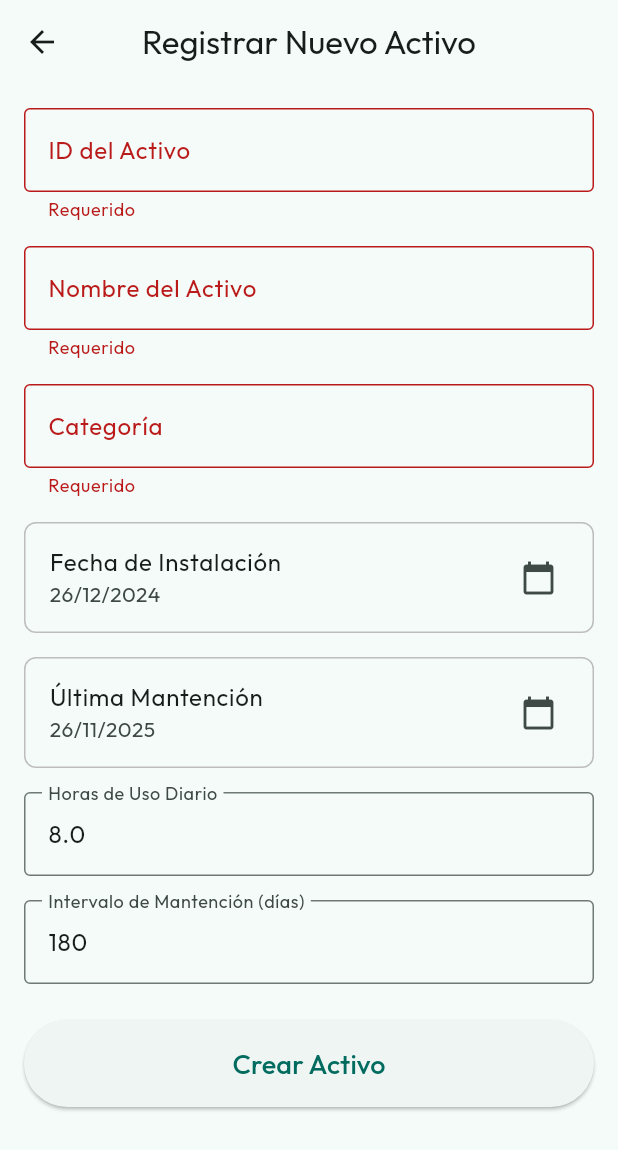
After one commit to kevinrojasing-create/ker-solutions., a Flutter app: the AddAssetScreen screen opened directly, after a tap on "Crear Activo", on a phone screen of 412 x 824 dp. The commit adds this screen. Shown: the top 1150 px of the screen. Run offline on Flutter 3.47's test engine with Material 3 defaults, Android fonts, the light colour scheme and no system bars; our stand-ins replace google_fonts, image_picker; network calls fail.

Commit message:
Add Real Asset Creation: POST /assets + Flutter UI

```diff
--- /dev/null
+++ b/ker_app/lib/screens/add_asset_screen.dart
@@ -0,0 +1,209 @@
+import 'package:flutter/material.dart';
+import 'package:intl/intl.dart';
+import '../services/api.dart';
+
+class AddAssetScreen extends StatefulWidget {
+  const AddAssetScreen({super.key});
+
+  @override
+  State<AddAssetScreen> createState() => _AddAssetScreenState();
+}
+
+class _AddAssetScreenState extends State<AddAssetScreen> {
+  final _formKey = GlobalKey<FormState>();
+  final ApiService _api = ApiService();
+
+  final _idController = TextEditingController();
+  final _nameController = TextEditingController();
+  final _categoryController = TextEditingController();
+  final _usageHoursController = TextEditingController(text: '8.0');
+  final _maintenanceIntervalController = TextEditingController(text: '180');
+
+  DateTime _installDate = DateTime.now().subtract(const Duration(days: 365));
+  DateTime _lastMaintenance = DateTime.now().subtract(const Duration(days: 30));
+
+  bool _isLoading = false;
+
+  Future<void> _selectDate(BuildContext context, bool isInstallDate) async {
+    final DateTime? picked = await showDatePicker(
+      context: context,
+      initialDate: isInstallDate ? _installDate : _lastMaintenance,
+      firstDate: DateTime(2000),
+      lastDate: DateTime.now(),
+    );
+    if (picked != null) {
+      setState(() {
+        if (isInstallDate) {
+          _installDate = picked;
+        } else {
+          _lastMaintenance = picked;
+        }
+      });
+    }
+  }
+
+  Future<void> _submitAsset() async {
+    if (!_formKey.currentState!.validate()) return;
+
+    setState(() => _isLoading = true);
+
+    try {
+      await _api.createAsset(
+        id: _idController.text.trim(),
+        name: _nameController.text.trim(),
+        category: _categoryController.text.trim(),
+        installDate: _installDate,
+        lastMaintenance: _lastMaintenance,
+        usageHoursPerDay: double.parse(_usageHoursController.text),
+        maintenanceIntervalDays: int.parse(_maintenanceIntervalController.text),
+      );
+
+      if (mounted) {
+        ScaffoldMessenger.of(context).showSnackBar(
+          const SnackBar(content: Text('✅ Activo creado exitosamente')),
+        );
+        Navigator.pop(context, true); // Return true to indicate success
+      }
+    } catch (e) {
+      if (mounted) {
+        ScaffoldMessenger.of(context).showSnackBar(
+          SnackBar(content: Text('❌ Error: $e')),
+        );
+      }
+    } finally {
+      if (mounted) setState(() => _isLoading = false);
+    }
+  }
+
+  @override
+  Widget build(BuildContext context) {
+    final dateFormat = DateFormat('dd/MM/yyyy');
+
+    return Scaffold(
+      appBar: AppBar(
+        title: const Text('Registrar Nuevo Activo'),
+      ),
+      body: SingleChildScrollView(
+        padding: const EdgeInsets.all(16.0),
+        child: Form(
+          key: _formKey,
+          child: Column(
+            crossAxisAlignment: CrossAxisAlignment.stretch,
+            children: [
+              TextFormField(
+                controller: _idController,
+                decoration: const InputDecoration(
+                  labelText: 'ID del Activo',
+                  hintText: 'Ej: A004',
+                  border: OutlineInputBorder(),
+                ),
+                validator: (v) => v == null || v.isEmpty ? 'Requerido' : null,
+              ),
+              const SizedBox(height: 16),
+
+              TextFormField(
+                controller: _nameController,
+                decoration: const InputDecoration(
+                  labelText: 'Nombre del Activo',
+                  hintText: 'Ej: Caldera - Gimnasio Principal',
+                  border: OutlineInputBorder(),
+                ),
+                validator: (v) => v == null || v.isEmpty ? 'Requerido' : null,
+              ),
+              const SizedBox(height: 16),
+
+              TextFormField(
+                controller: _categoryController,
+                decoration: const InputDecoration(
+                  labelText: 'Categoría',
+                  hintText: 'Ej: HVAC, Seguridad, Gas',
+                  border: OutlineInputBorder(),
+                ),
+                validator: (v) => v == null || v.isEmpty ? 'Requerido' : null,
+              ),
+              const SizedBox(height: 16),
+
+              ListTile(
+                title: const Text('Fecha de Instalación'),
+                subtitle: Text(dateFormat.format(_installDate)),
+                trailing: const Icon(Icons.calendar_today),
+                onTap: () => _selectDate(context, true),
+                shape: RoundedRectangleBorder(
+                  borderRadius: BorderRadius.circular(8),
+                  side: BorderSide(color: Colors.grey.shade400),
+                ),
+              ),
+              const SizedBox(height: 16),
+
+              ListTile(
+                title: const Text('Última Mantención'),
+                subtitle: Text(dateFormat.format(_lastMaintenance)),
+                trailing: const Icon(Icons.calendar_today),
+                onTap: () => _selectDate(context, false),
+                shape: RoundedRectangleBorder(
+                  borderRadius: BorderRadius.circular(8),
+                  side: BorderSide(color: Colors.grey.shade400),
+                ),
+              ),
+              const SizedBox(height: 16),
+
+              TextFormField(
+                controller: _usageHoursController,
+                decoration: const InputDecoration(
+                  labelText: 'Horas de Uso Diario',
+                  border: OutlineInputBorder(),
+                ),
+                keyboardType: TextInputType.number,
+                validator: (v) {
+                  if (v == null || v.isEmpty) return 'Requerido';
+                  if (double.tryParse(v) == null) return 'Debe ser un número';
+                  return null;
+                },
+              ),
+              const SizedBox(height: 16),
+
+              TextFormField(
+                controller: _maintenanceIntervalController,
+                decoration: const InputDecoration(
+                  labelText: 'Intervalo de Mantención (días)',
+                  border: OutlineInputBorder(),
+                ),
+                keyboardType: TextInputType.number,
+                validator: (v) {
+                  if (v == null || v.isEmpty) return 'Requerido';
+                  if (int.tryParse(v) == null) return 'Debe ser un número entero';
+                  return null;
+                },
+              ),
+              const SizedBox(height: 24),
+
+              ElevatedButton(
+                onPressed: _isLoading ? null : _submitAsset,
+                style: ElevatedButton.styleFrom(
+                  padding: const EdgeInsets.all(16),
+                ),
+                child: _isLoading
+                    ? const SizedBox(
+                        height: 20,
+                        width: 20,
+                        child: CircularProgressIndicator(strokeWidth: 2),
+                      )
+                    : const Text('Crear Activo', style: TextStyle(fontSize: 18)),
+              ),
+            ],
+          ),
+        ),
+      ),
+    );
+  }
+
+  @override
+  void dispose() {
+    _idController.dispose();
+    _nameController.dispose();
+    _categoryController.dispose();
+    _usageHoursController.dispose();
+    _maintenanceIntervalController.dispose();
+    super.dispose();
+  }
+}
```
Also changed, not shown: ker_app/lib/screens/dashboard_screen.dart (+24 -0 lines), ker_app/lib/services/api.dart (+29 -0 lines), 1 other file.
